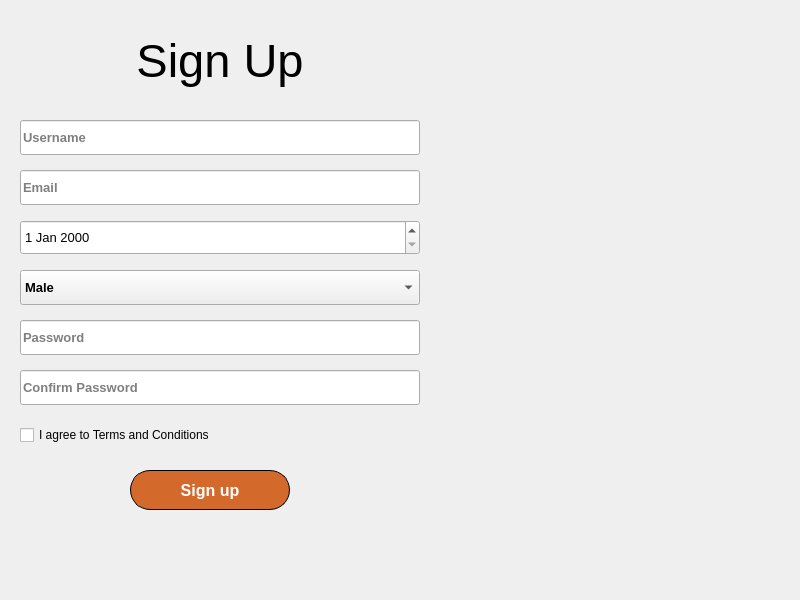
Before: the Qt Designer form Lesson5/signup.ui in trungsliver/MK-C4K-PTA34, drawn with Qt 5.
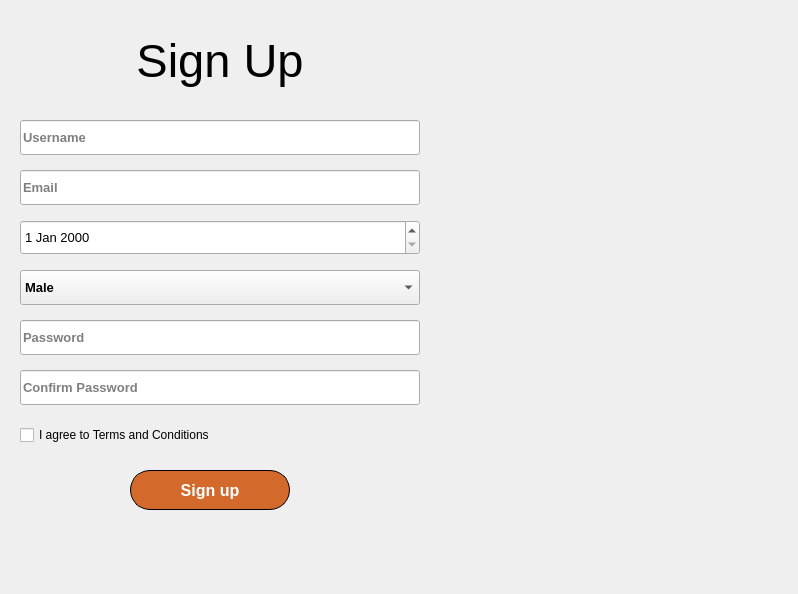
After: the same form once the commit is applied. Icons and pictures are not drawn.

```diff
--- a/Lesson5/signup.ui
+++ b/Lesson5/signup.ui
@@ -6,8 +6,8 @@
    <rect>
     <x>0</x>
     <y>0</y>
-    <width>800</width>
-    <height>600</height>
+    <width>798</width>
+    <height>594</height>
    </rect>
   </property>
   <property name="windowTitle">
```
